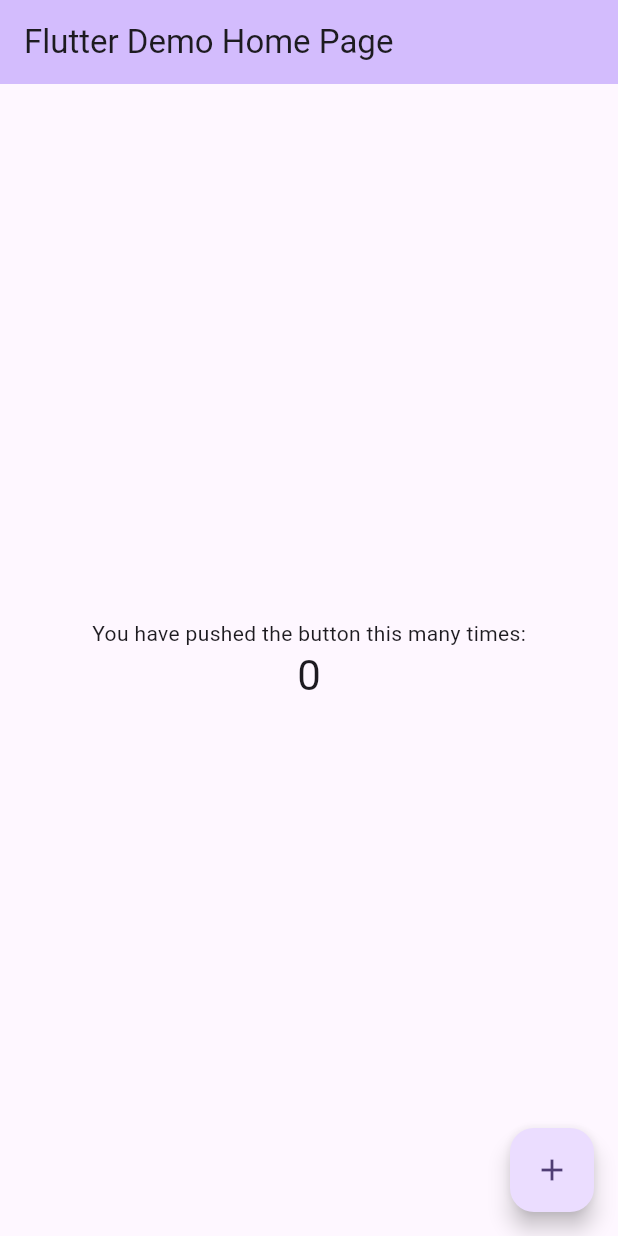
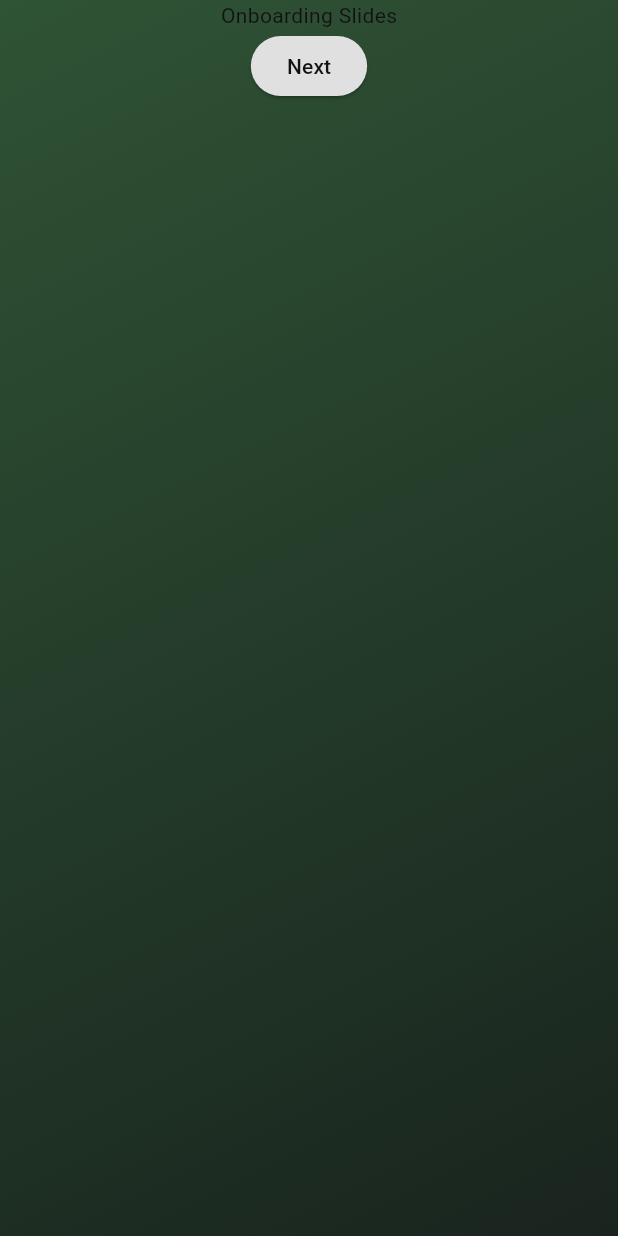
Before and after one commit to Rowdife/golf_yy, a Flutter app: the screen it shows after launch, on a phone screen of 412 x 824 dp. Run offline on Flutter 3.47's test engine with Material 3 defaults, Android fonts, the phone set to English and light mode, and no system bars; our stand-ins replace auto_route, hooks_riverpod.

Commit message:
set up: auto_route for navigation
- Set up  auto_route for navigation
- Add Onboarding screen and login screen without any features
- from now, you have to put @RoutePage() annotation when you build a new Screen that you want to set a route.

```diff
--- /dev/null
+++ b/lib/common/styles/colors.dart
@@ -0,0 +1,28 @@
+import 'package:flutter/material.dart';
+
+class AppColors {
+  //dark mode background
+  static const Color backgroundOnDarkMode = Color(0xFF121212);
+  //dark mode background gradient
+  static const Color backgroundGlowStartOnDarkMode =
+      Color.fromARGB(255, 47, 83, 53);
+  static const Color backgroundGlowEndOnDarkMode =
+      Color.fromARGB(255, 25, 36, 30);
+
+  //dark mode text
+  static const Color textOnDarkMode = Color(0xFFE0E0E0);
+
+  //dark mode button
+  static const Color buttonOnDarkMode = Color(0xFF121212);
+
+  // accent color
+  static const Color accent = Color(0xFF93FFA6); // 포인트 연두 (텍스트/버튼용)
+
+  //light mode text
+  static const Color textOnLightMode = Color(0xFF121212);
+
+  //light mode button
+  static const Color buttonOnLightMode = Color(0xFFE0E0E0);
+
+  static const Color backgroundOnLightMode = Color(0xFFE0E0E0);
+}
--- /dev/null
+++ b/lib/common/view_models/dark_mode_view_model.dart
@@ -0,0 +1,7 @@
+import 'dart:ui';
+
+import 'package:hooks_riverpod/hooks_riverpod.dart';
+
+final darkModeProvider = Provider<bool>((ref) {
+  return PlatformDispatcher.instance.platformBrightness == Brightness.dark;
+});
--- /dev/null
+++ b/lib/common/widgets/themed_button.dart
@@ -0,0 +1,28 @@
+import 'package:flutter/material.dart';
+import 'package:golf_yy/common/styles/colors.dart';
+import 'package:golf_yy/common/view_models/dark_mode_view_model.dart';
+import 'package:golf_yy/common/widgets/themed_text.dart';
+import 'package:hooks_riverpod/hooks_riverpod.dart';
+
+class ThemedButton extends ConsumerWidget {
+  final String text;
+  final void Function() onPressed;
+
+  const ThemedButton({super.key, required this.text, required this.onPressed});
+
+//elevatedButton 의 색상을 dark모드냐 light 모드냐에 따라서 색상을 변경시켜야해
+
+  @override
+  Widget build(BuildContext context, WidgetRef ref) {
+    final isDarkMode = ref.watch(darkModeProvider);
+    return ElevatedButton(
+      onPressed: onPressed,
+      style: ElevatedButton.styleFrom(
+        backgroundColor: isDarkMode
+            ? AppColors.buttonOnDarkMode
+            : AppColors.buttonOnLightMode,
+      ),
+      child: ThemedText(text: text),
+    );
+  }
+}
--- /dev/null
+++ b/lib/common/widgets/themed_text.dart
@@ -0,0 +1,22 @@
+import 'package:flutter/material.dart';
+import 'package:golf_yy/common/styles/colors.dart';
+import 'package:golf_yy/common/view_models/dark_mode_view_model.dart';
+import 'package:hooks_riverpod/hooks_riverpod.dart';
+
+class ThemedText extends ConsumerWidget {
+  final String text;
+
+  const ThemedText({super.key, required this.text});
+
+  @override
+  Widget build(BuildContext context, WidgetRef ref) {
+    final isDarkMode = ref.watch(darkModeProvider);
+    return Text(
+      text,
+      style: TextStyle(
+        color:
+            isDarkMode ? AppColors.textOnDarkMode : AppColors.textOnLightMode,
+      ),
+    );
+  }
+}
--- /dev/null
+++ b/lib/features/auth/screens/login.dart
@@ -0,0 +1,24 @@
+import 'package:auto_route/auto_route.dart';
+import 'package:flutter/material.dart';
+import 'package:golf_yy/common/widgets/themed_text.dart';
+
+@RoutePage()
+class LoginScreen extends StatelessWidget {
+  const LoginScreen({super.key});
+
+  @override
+  Widget build(BuildContext context) {
+    return Scaffold(
+      appBar: AppBar(
+        title: const Text('Login'),
+      ),
+      body: const Center(
+        child: Column(
+          children: [
+            ThemedText(text: 'Login'),
+          ],
+        ),
+      ),
+    );
+  }
+}
--- a/lib/features/onboarding/screens/onboarding_slides.dart
+++ b/lib/features/onboarding/screens/onboarding_slides.dart
@@ -0,0 +1,26 @@
+import 'package:auto_route/auto_route.dart';
+import 'package:flutter/material.dart';
+import 'package:golf_yy/common/widgets/themed_button.dart';
+import 'package:golf_yy/common/widgets/themed_text.dart';
+import 'package:golf_yy/router.gr.dart';
+
+@RoutePage()
+class OnboardingSlidesScreen extends StatelessWidget {
+  const OnboardingSlidesScreen({super.key});
+
+  @override
+  Widget build(BuildContext context) {
+    return Scaffold(
+      body: Center(
+        child: Column(
+          children: [
+            const ThemedText(text: 'Onboarding Slides'),
+            ThemedButton(
+                text: 'Next',
+                onPressed: () => context.router.push(const LoginRoute())),
+          ],
+        ),
+      ),
+    );
+  }
+}
--- a/lib/main.dart
+++ b/lib/main.dart
@@ -1,69 +1,104 @@
 import 'package:flutter/material.dart';
+import 'package:golf_yy/common/styles/colors.dart';
+import 'package:golf_yy/common/view_models/dark_mode_view_model.dart';
+import 'package:golf_yy/features/onboarding/screens/onboarding_slides.dart';
+import 'package:golf_yy/router.dart';
+import 'package:hooks_riverpod/hooks_riverpod.dart';
 
 void main() {
-  runApp(const MyApp());
+  runApp(ProviderScope(child: GolfYYApp()));
 }
 
-class MyApp extends StatelessWidget {
-  const MyApp({super.key});
+class GolfYYApp extends ConsumerWidget {
+  GolfYYApp({super.key});
 
+  final _appRouter = AppRouter();
   @override
-  Widget build(BuildContext context) {
-    return MaterialApp(
-      title: 'Flutter Demo',
+  Widget build(BuildContext context, WidgetRef ref) {
+    final isDarkMode = ref.watch(darkModeProvider);
+    return MaterialApp.router(
+      routerConfig: _appRouter.config(),
+      title: 'GolfYY',
       theme: ThemeData(
         colorScheme: ColorScheme.fromSeed(seedColor: Colors.deepPurple),
         useMaterial3: true,
+        scaffoldBackgroundColor: Colors.transparent,
+        appBarTheme: AppBarTheme(
+          backgroundColor: isDarkMode
+              ? AppColors.backgroundOnDarkMode
+              : AppColors.backgroundOnLightMode,
+          titleTextStyle: TextStyle(
+            color: isDarkMode
+                ? AppColors.textOnDarkMode
+                : AppColors.textOnLightMode,
+          ),
+        ),
       ),
-      home: const MyHomePage(title: 'Flutter Demo Home Page'),
+      builder: (context, child) {
+        return Container(
+          decoration: const BoxDecoration(
+            gradient: LinearGradient(
+              begin: Alignment.topLeft,
+              end: Alignment.bottomRight,
+              colors: [
+                AppColors.backgroundGlowStartOnDarkMode,
+                AppColors.backgroundGlowEndOnDarkMode,
+              ],
+            ),
+          ),
+          child: SafeArea(
+            child: child!,
+          ),
+        );
+      },
     );
   }
 }
 
-class MyHomePage extends StatefulWidget {
-  const MyHomePage({super.key, required this.title});
+// class MyHomePage extends StatefulWidget {
+//   const MyHomePage({super.key, required this.title});
 
-  final String title;
+//   final String title;
 
-  @override
-  State<MyHomePage> createState() => _MyHomePageState();
-}
+//   @override
+//   State<MyHomePage> createState() => _MyHomePageState();
+// }
 
-class _MyHomePageState extends State<MyHomePage> {
-  int _counter = 0;
+// class _MyHomePageState extends State<MyHomePage> {
+//   int _counter = 0;
 
-  void _incrementCounter() {
-    setState(() {
-      _counter++;
-    });
-  }
+//   void _incrementCounter() {
+//     setState(() {
+//       _counter++;
+//     });
+//   }
 
-  @override
-  Widget build(BuildContext context) {
-    return Scaffold(
-      appBar: AppBar(
-        backgroundColor: Theme.of(context).colorScheme.inversePrimary,
-        title: Text(widget.title),
-      ),
-      body: Center(
-        child: Column(
-          mainAxisAlignment: MainAxisAlignment.center,
-          children: <Widget>[
-            const Text(
-              'You have pushed the button this many times:',
-            ),
-            Text(
-              '$_counter',
-              style: Theme.of(context).textTheme.headlineMedium,
-            ),
-          ],
-        ),
-      ),
-      floatingActionButton: FloatingActionButton(
-        onPressed: _incrementCounter,
-        tooltip: 'Increment',
-        child: const Icon(Icons.add),
-      ),
-    );
-  }
-}
+//   @override
+//   Widget build(BuildContext context) {
+//     return Scaffold(
+//       appBar: AppBar(
+//         backgroundColor: Theme.of(context).colorScheme.inversePrimary,
+//         title: Text(widget.title),
+//       ),
+//       body: Center(
+//         child: Column(
+//           mainAxisAlignment: MainAxisAlignment.center,
+//           children: <Widget>[
+//             const Text(
+//               'You have pushed the button this many times:',
+//             ),
+//             Text(
+//               '$_counter',
+//               style: Theme.of(context).textTheme.headlineMedium,
+//             ),
+//           ],
+//         ),
+//       ),
+//       floatingActionButton: FloatingActionButton(
+//         onPressed: _incrementCounter,
+//         tooltip: 'Increment',
+//         child: const Icon(Icons.add),
+//       ),
+//     );
+//   }
+// }
--- /dev/null
+++ b/lib/router.dart
@@ -0,0 +1,15 @@
+import 'package:auto_route/auto_route.dart';
+import 'package:golf_yy/features/auth/screens/login.dart';
+import 'package:golf_yy/router.gr.dart';
+
+@AutoRouterConfig(replaceInRouteName: 'Screen|Page,Route')
+class AppRouter extends RootStackRouter {
+  @override
+  RouteType get defaultRouteType => const RouteType.material();
+
+  @override
+  List<AutoRoute> get routes => [
+        AutoRoute(page: OnboardingSlidesRoute.page, initial: true),
+        AutoRoute(page: LoginRoute.page),
+      ];
+}
```
Also changed, not shown: pubspec.yaml (+10 -3 lines), lib/router.gr.dart (added), pubspec.lock, 2 other files.
